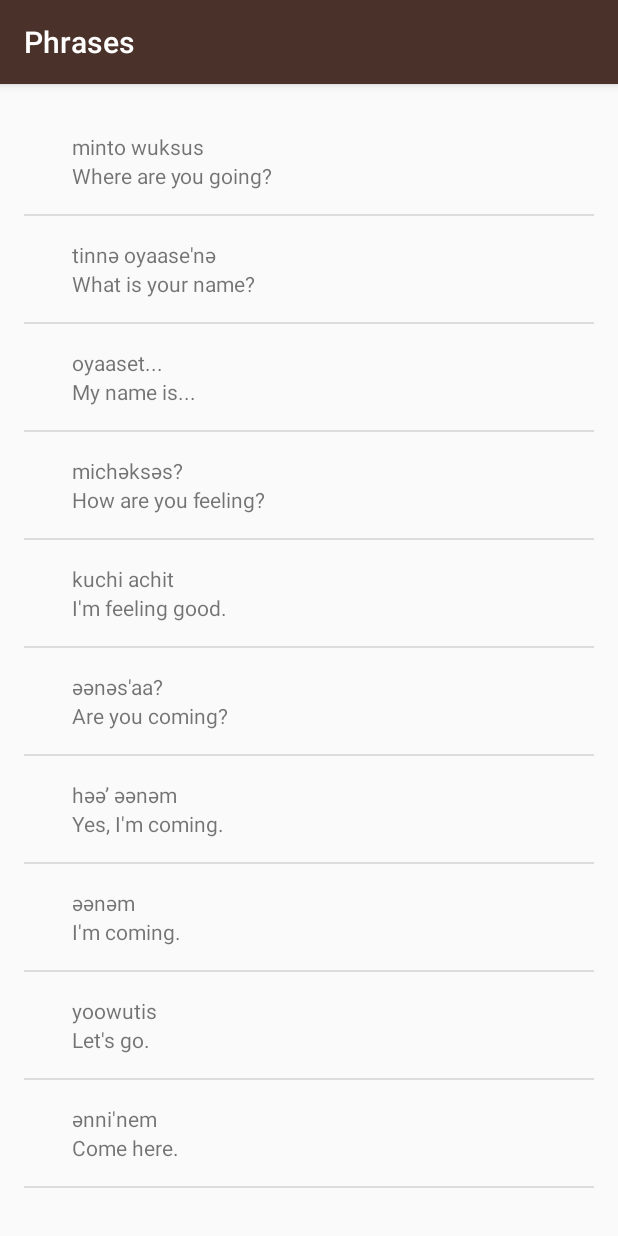
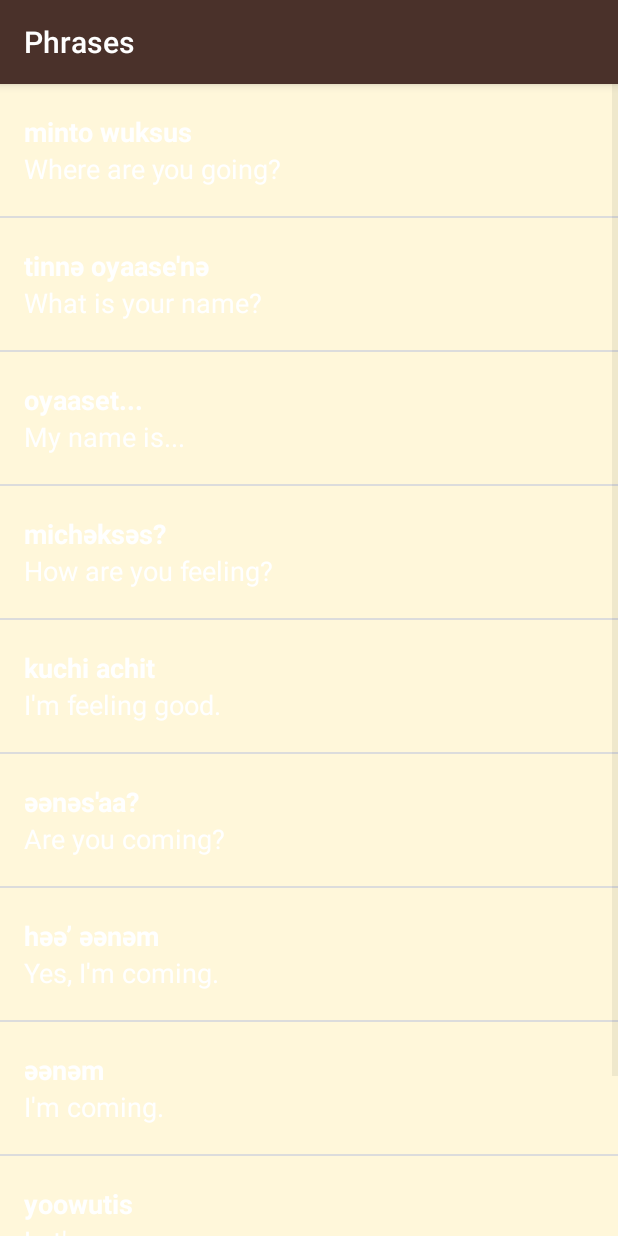
Before and after one commit to alvindizon/udacity-miwok, an Android app: the PhrasesActivity screen opened directly, with no data from a screen before it, on a phone screen of 412 x 824 dp. Run offline under Robolectric (Android 15) with nearby library versions, the phone set to English and light mode, and no system bars.

Commit message:
Modify layout according to redlines
https://d17h27t6h515a5.cloudfront.net/topher/2016/June/577054f6_miwok-redlines/miwok-redlines.pdf
Signed-off-by: Alvin Dizon <alvin.dizon91@gmail.com>

```diff
--- a/app/src/main/res/layout/list_item.xml
+++ b/app/src/main/res/layout/list_item.xml
@@ -4,33 +4,42 @@
     xmlns:tools="http://schemas.android.com/tools"
     android:layout_width="match_parent"
     android:layout_height="wrap_content"
-    android:gravity="center_vertical"
-    android:orientation="horizontal"
-    android:padding="16dp">
+    android:background="@color/tan_background"
+    android:minHeight="@dimen/list_item_height"
+    android:orientation="horizontal">
 
     <ImageView
         android:id="@+id/image"
-        android:layout_width="wrap_content"
-        android:layout_height="wrap_content"
+        android:layout_width="@dimen/list_item_height"
+        android:layout_height="@dimen/list_item_height"
         android:src="@mipmap/ic_launcher"/>
 
     <LinearLayout
-        android:layout_weight="1"
-        android:layout_width="0dp"
-        android:layout_height="wrap_content"
+        android:id="@+id/text_container"
+        android:layout_width="match_parent"
+        android:layout_height="match_parent"
         android:orientation="vertical"
         android:paddingLeft="16dp">
 
         <TextView
             android:id="@+id/miwok_text_view"
             android:layout_width="match_parent"
-            android:layout_height="wrap_content"
+            android:layout_height="0dp"
+            android:layout_weight="1"
+            android:gravity="bottom"
+            android:textColor="@android:color/white"
+            android:textSize="18sp"
+            android:textStyle="bold"
             tools:text="Miwok"/>
 
         <TextView
             android:id="@+id/default_text_view"
             android:layout_width="match_parent"
-            android:layout_height="wrap_content"
+            android:layout_height="0dp"
+            android:layout_weight="1"
+            android:gravity="top"
+            android:textColor="@android:color/white"
+            android:textSize="18sp"
             tools:text="Default"/>
 
     </LinearLayout>
--- a/app/src/main/res/layout/word_list.xml
+++ b/app/src/main/res/layout/word_list.xml
@@ -3,8 +3,4 @@
     android:id="@+id/list"
     android:orientation="vertical"
     android:layout_width="match_parent"
-    android:layout_height="match_parent"
-    android:paddingBottom="@dimen/activity_vertical_margin"
-    android:paddingLeft="@dimen/activity_horizontal_margin"
-    android:paddingRight="@dimen/activity_horizontal_margin"
-    android:paddingTop="@dimen/activity_vertical_margin"/>
+    android:layout_height="match_parent" />
--- a/app/src/main/res/values-w820dp/dimens.xml
+++ /dev/null
@@ -1,20 +0,0 @@
-<!-- Copyright (C) 2016 The Android Open Source Project
-
-     Licensed under the Apache License, Version 2.0 (the "License");
-     you may not use this file except in compliance with the License.
-     You may obtain a copy of the License at
-
-          http://www.apache.org/licenses/LICENSE-2.0
-
-     Unless required by applicable law or agreed to in writing, software
-     distributed under the License is distributed on an "AS IS" BASIS,
-     WITHOUT WARRANTIES OR CONDITIONS OF ANY KIND, either express or implied.
-     See the License for the specific language governing permissions and
-     limitations under the License.
--->
-<resources>
-    <!-- Example customization of dimensions originally defined in res/values/dimens.xml
-         (such as screen margins) for screens with more than 820dp of available width. This
-         would include 7" and 10" devices in landscape (~960dp and ~1280dp respectively). -->
-    <dimen name="activity_horizontal_margin">64dp</dimen>
-</resources>
--- a/app/src/main/res/values/dimens.xml
+++ b/app/src/main/res/values/dimens.xml
@@ -15,7 +15,5 @@
 <resources>
     <!-- Height of each list item -->
     <dimen name="list_item_height">88dp</dimen>
-    <!-- Default screen margins, per the Android Design guidelines. -->
-    <dimen name="activity_horizontal_margin">16dp</dimen>
-    <dimen name="activity_vertical_margin">16dp</dimen>
+
 </resources>
```
